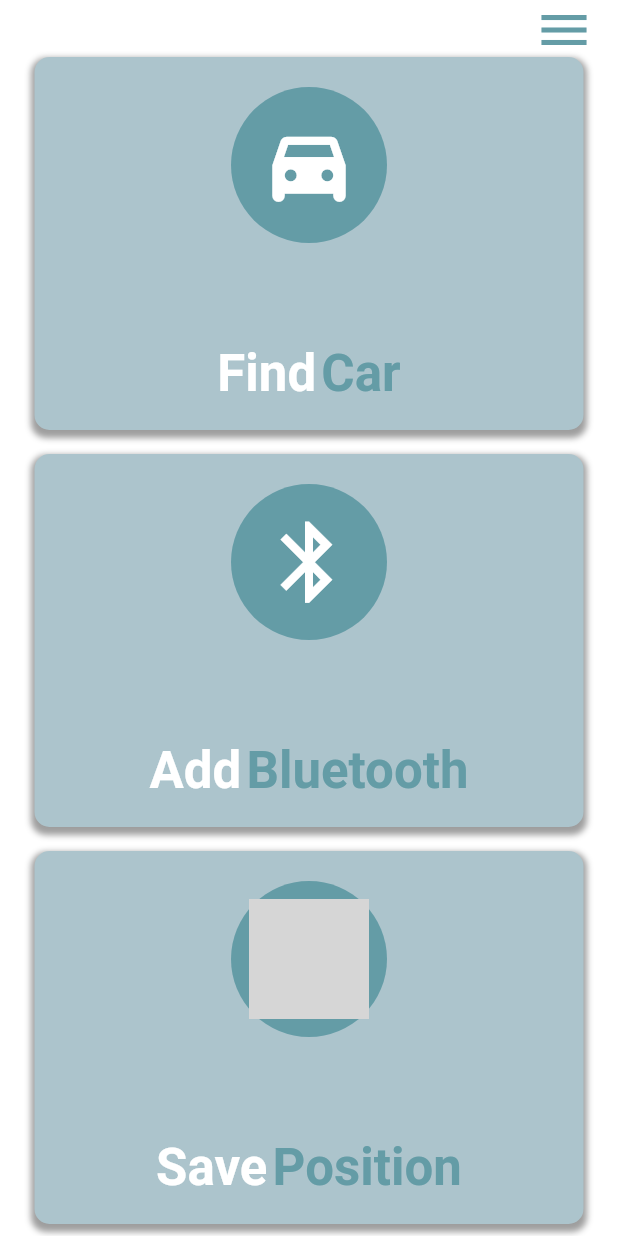
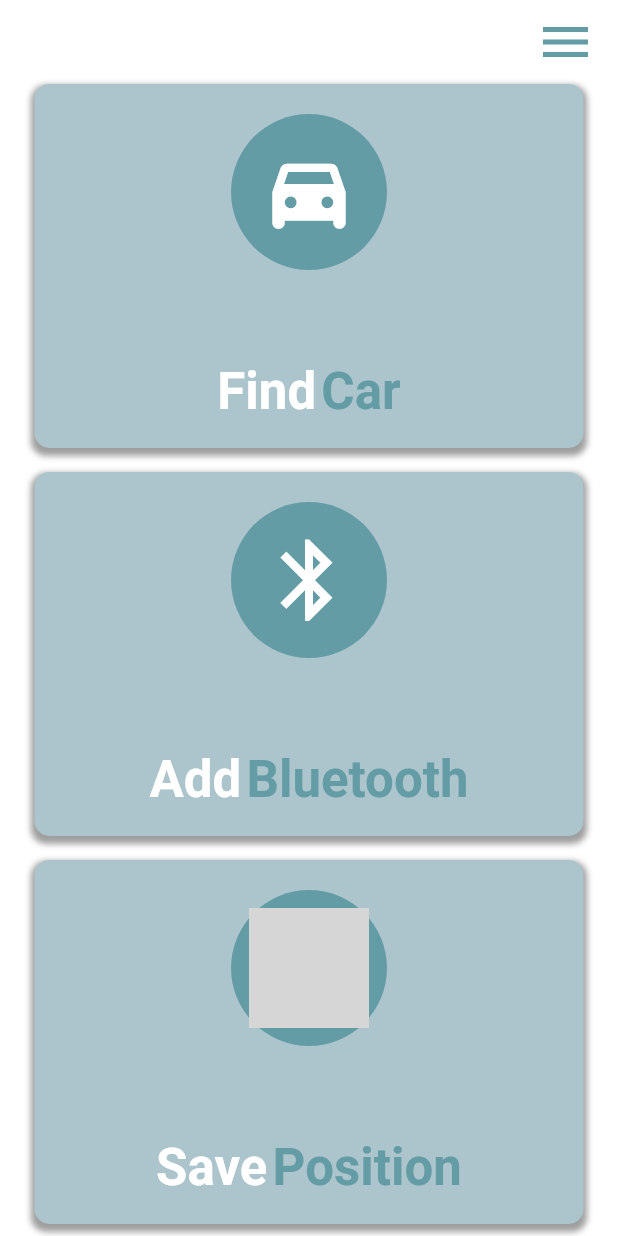
Before and after one commit to GeorgopoulosGiannis/where_i_park, a Flutter app: the screen it shows after launch, on a phone screen of 412 x 824 dp. Run offline on Flutter 3.47's test engine with Material 2 defaults, Android fonts, the phone set to English and light mode, and no system bars; drawn by our look-alikes of rive; our stand-ins replace bloc, either_dart, equatable, flutter_bloc, flutter_local_notifications, geocoding and 7 more; missing offline and left inert: app_settings, bluetooth_events, maps_launcher; grey boxes are pictures that could not be loaded.

Commit message:
UI tuning

```diff
--- a/lib/features/home/presentation/home_screen.dart
+++ b/lib/features/home/presentation/home_screen.dart
@@ -22,12 +22,10 @@ class HomeScreen extends StatefulWidget {
 }
 
 class _HomeScreenState extends State<HomeScreen> {
-  final _riveController = SimpleAnimation('active');
-  final _riveCarController = SimpleAnimation('active');
+  final _riveController = SimpleAnimation('active')..isActive = true;
+
   @override
   void initState() {
-    _riveController.isActive = true;
-    _riveCarController.isActive = true;
     checkLocalNotification();
     super.initState();
   }
@@ -69,7 +67,21 @@ class _HomeScreenState extends State<HomeScreen> {
       child: Scaffold(
         body: Column(
           children: [
-            const SizedBox(height: 30),
+            Align(
+              alignment: Alignment.centerRight,
+              child: Padding(
+                  padding: const EdgeInsets.only(
+                    right: 15.0,
+                  ),
+                  child: IconButton(
+                    onPressed: () {},
+                    icon: Icon(
+                      Icons.menu,
+                      color: theme.colorScheme.primary,
+                      size: 40,
+                    ),
+                  )),
+            ),
             Expanded(
               child: Padding(
                 padding: const EdgeInsets.symmetric(
@@ -79,13 +91,16 @@ class _HomeScreenState extends State<HomeScreen> {
                 child: HomeItem(
                   title: 'Find',
                   subtitle: 'Car',
-                  icon: SizedBox(
+                  icon: Padding(
+                    padding: const EdgeInsets.all(12.0),
+                    child: SizedBox(
                       height: 80,
                       width: 80,
                       child: Icon(
                         Icons.directions_car_filled_rounded,
                         color: theme.colorScheme.onPrimary,
                         size: 65,
+                      ),
                     ),
                   ),
                   onTap: () {
@@ -109,13 +124,16 @@ class _HomeScreenState extends State<HomeScreen> {
                 child: HomeItem(
                   title: 'Add',
                   subtitle: 'Bluetooth',
-                  icon:  SizedBox(
+                  icon: Padding(
+                    padding: const EdgeInsets.all(12.0),
+                    child: SizedBox(
                       height: 80,
                       width: 80,
                       child: Icon(
                         Icons.bluetooth,
                         color: theme.colorScheme.onPrimary,
                         size: 65,
+                      ),
                     ),
                   ),
                   onTap: () {},
@@ -131,7 +149,14 @@ class _HomeScreenState extends State<HomeScreen> {
                 child: HomeItem(
                   title: 'Save',
                   subtitle: 'Position',
-                  icon: SizedBox(
+                  icon: BlocBuilder<HomeBloc, HomeState>(
+                    builder: (context, state) {
+                      return Stack(
+                        alignment: Alignment.center,
+                        children: [
+                          Padding(
+                            padding: const EdgeInsets.all(12.0),
+                            child: SizedBox(
                               height: 80,
                               width: 80,
                               child: RiveAnimation.asset(
@@ -139,6 +164,19 @@ class _HomeScreenState extends State<HomeScreen> {
                                 controllers: [_riveController],
                                 fit: BoxFit.contain,
                               ),
+                            ),
+                          ),
+                          if (state is GettingLocation)
+                            const SizedBox(
+                              height: 100,
+                              width: 100,
+                              child: CircularProgressIndicator(
+                                color: Colors.white,
+                              ),
+                            ),
+                        ],
+                      );
+                    },
                   ),
                   onTap: () {
                     context.read<HomeBloc>().add(const SaveLocationEvent());
@@ -149,11 +187,6 @@ class _HomeScreenState extends State<HomeScreen> {
           ],
         ),
         floatingActionButtonLocation: FloatingActionButtonLocation.endTop,
-        floatingActionButton: Icon(
-          Icons.menu,
-          color: theme.colorScheme.primary,
-          size: 40,
-        ),
       ),
     );
   }
--- a/lib/features/home/presentation/widgets/home_item.dart
+++ b/lib/features/home/presentation/widgets/home_item.dart
@@ -39,9 +39,13 @@ class HomeItem extends StatelessWidget {
               Align(
                 alignment: Alignment.bottomCenter,
                 child: Container(
-                  margin:const EdgeInsets.only(top: 10),
+                  margin: const EdgeInsets.only(
+                    top: 10,
+                  ),
                   padding: const EdgeInsets.symmetric(
-                      vertical: 18.0, horizontal: 30),
+                    vertical: 18.0,
+                    horizontal: 30,
+                  ),
                   child: Text.rich(
                     TextSpan(
                       children: [
@@ -73,14 +77,11 @@ class HomeItem extends StatelessWidget {
                     horizontal: 20,
                   ),
                   child: DecoratedBox(
-                    decoration:  BoxDecoration(
+                    decoration: BoxDecoration(
                       color: theme.colorScheme.primary,
                       shape: BoxShape.circle,
                     ),
-                    child: Padding(
-                      padding: const EdgeInsets.all(12.0),
-                      child: icon,
-                    ),
+                    child: icon,
                   ),
                 ),
               ),
```
Lines whose indentation alone changed are shown as unchanged.
